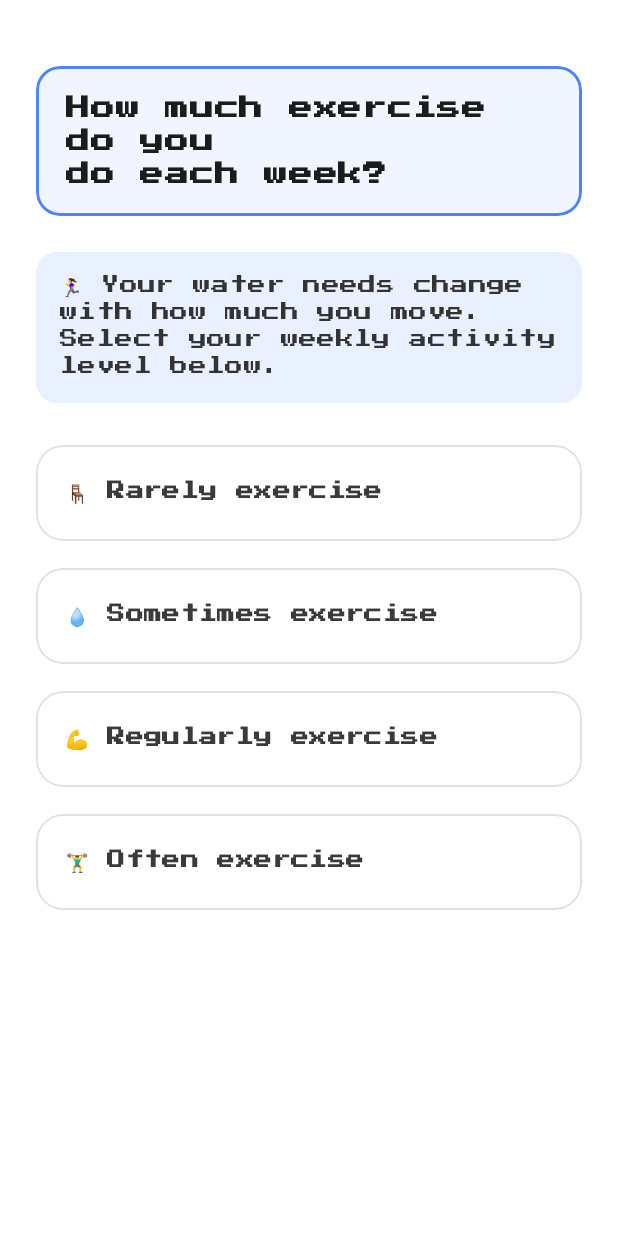
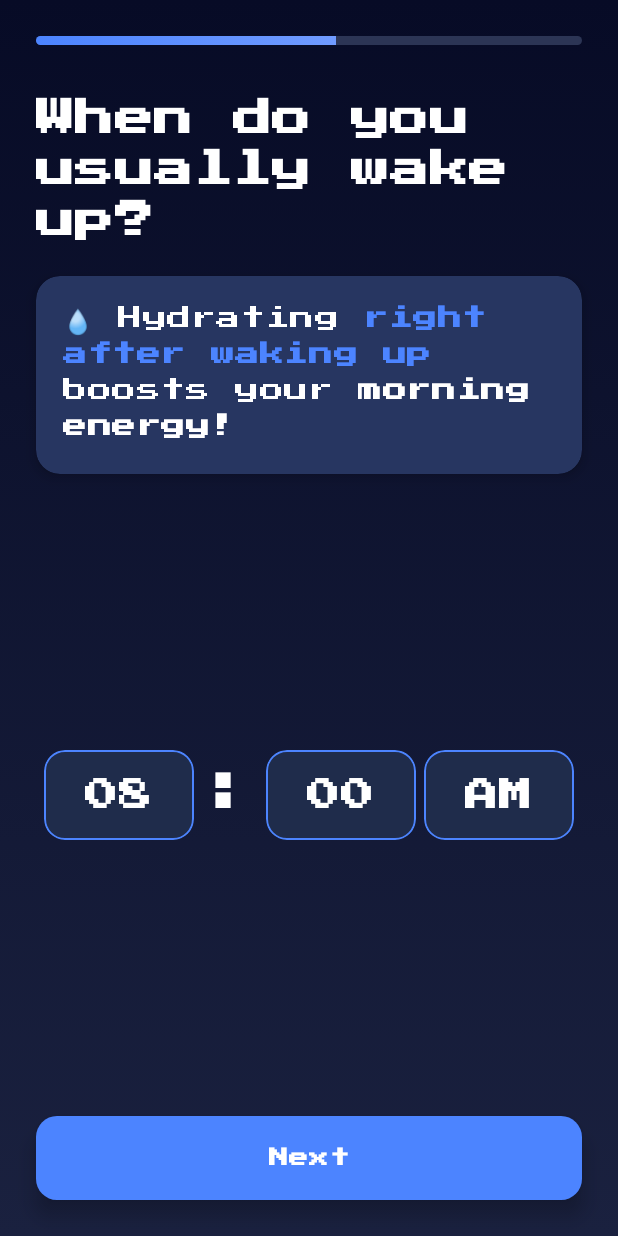
Before and after one commit to Om-Mithare/Water-Intake-Tracker-App, an Android app built with Jetpack Compose: the screen it shows after launch (MainActivity), on a phone screen of 412 x 824 dp. Run offline under Robolectric (Android 15) with nearby library versions, the phone set to English and light mode, and no system bars; our stand-ins replace Dagger/Hilt's generated code.

Commit message:
WakeupScreen

```diff
--- /dev/null
+++ b/app/src/main/java/Screens/Wakeup/WakeupScreen.kt
@@ -0,0 +1,219 @@
+package Screens.Wakeup
+
+import androidx.compose.animation.AnimatedVisibility
+import androidx.compose.animation.core.tween
+import androidx.compose.animation.fadeIn
+import androidx.compose.animation.slideInVertically
+import androidx.compose.foundation.background
+import androidx.compose.foundation.border
+import androidx.compose.foundation.clickable
+import androidx.compose.foundation.layout.*
+import androidx.compose.foundation.shape.RoundedCornerShape
+import androidx.compose.material3.*
+import androidx.compose.runtime.*
+import androidx.compose.ui.Alignment
+import androidx.compose.ui.Modifier
+import androidx.compose.ui.draw.clip
+import androidx.compose.ui.draw.shadow
+import androidx.compose.ui.graphics.Brush
+import androidx.compose.ui.graphics.Color
+import androidx.compose.ui.text.SpanStyle
+import androidx.compose.ui.text.buildAnnotatedString
+import androidx.compose.ui.text.font.FontWeight
+import androidx.compose.ui.text.style.TextAlign
+import androidx.compose.ui.text.withStyle
+import androidx.compose.ui.unit.dp
+import androidx.compose.ui.unit.sp
+
+@Composable
+fun WakeupTimeScreen(
+    onNextClick: () -> Unit = {}
+) {
+    var selectedHour by remember { mutableStateOf("08") }
+    var selectedMinute by remember { mutableStateOf("00") }
+    var selectedPeriod by remember { mutableStateOf("AM") }
+
+    val hours = (1..12).map { it.toString().padStart(2, '0') }
+    val minutes = listOf("00", "05", "10", "15", "20", "25", "30", "35", "40", "45", "50", "55")
+    val periods = listOf("AM", "PM")
+
+    Column(
+        modifier = Modifier
+            .fillMaxSize()
+            .background(
+                Brush.verticalGradient(
+                    listOf(Color(0xFF070B26), Color(0xFF1A213F))
+                )
+            )
+            .padding(horizontal = 24.dp, vertical = 24.dp)
+    ) {
+        // Progress bar
+        Box(
+            modifier = Modifier
+                .fillMaxWidth()
+                .height(6.dp)
+                .clip(RoundedCornerShape(50))
+                .background(Color(0xFF2C3555))
+        ) {
+            Box(
+                modifier = Modifier
+                    .fillMaxWidth(0.55f)
+                    .fillMaxHeight()
+                    .background(
+                        Brush.horizontalGradient(
+                            listOf(Color(0xFF4C84FF), Color(0xFF709BFF))
+                        )
+                    )
+            )
+        }
+
+        Spacer(modifier = Modifier.height(32.dp))
+
+        // Question
+        Text(
+            text = "When do you usually wake up?",
+            fontSize = 26.sp,
+            fontWeight = FontWeight.Bold,
+            color = Color.White,
+            lineHeight = 34.sp,
+            modifier = Modifier.fillMaxWidth(),
+            textAlign = TextAlign.Start
+        )
+
+        Spacer(modifier = Modifier.height(20.dp))
+
+        // Info Box
+        Box(
+            modifier = Modifier
+                .fillMaxWidth()
+                .shadow(5.dp, RoundedCornerShape(16.dp))
+                .background(Color(0xFF273661), shape = RoundedCornerShape(16.dp))
+                .padding(18.dp)
+        ) {
+            Text(
+                buildAnnotatedString {
+                    append("💧 Hydrating ")
+                    withStyle(SpanStyle(color = Color(0xFF4C84FF), fontWeight = FontWeight.Bold)) {
+                        append("right after waking up")
+                    }
+                    append(" boosts your ")
+                    withStyle(SpanStyle(fontWeight = FontWeight.SemiBold)) {
+                        append("morning energy!")
+                    }
+                },
+                fontSize = 16.sp,
+                color = Color.White,
+                lineHeight = 24.sp,
+                letterSpacing = 0.4.sp
+            )
+        }
+
+        Spacer(modifier = Modifier.weight(1f))
+
+        // Time selection row
+        Row(
+            modifier = Modifier
+                .fillMaxWidth()
+                .height(120.dp),
+            horizontalArrangement = Arrangement.SpaceEvenly,
+            verticalAlignment = Alignment.CenterVertically
+        ) {
+            TimeDropdown(value = selectedHour, options = hours) { selectedHour = it }
+            Text(":", fontSize = 36.sp, fontWeight = FontWeight.Bold, color = Color.White)
+            TimeDropdown(value = selectedMinute, options = minutes) { selectedMinute = it }
+            TimeDropdown(value = selectedPeriod, options = periods) { selectedPeriod = it }
+        }
+
+        Spacer(modifier = Modifier.weight(1f))
+
+        // Next Button
+        AnimatedVisibility(
+            visible = selectedHour.isNotBlank(),
+            enter = fadeIn(tween(500)) + slideInVertically(tween(500)) { it / 2 },
+            modifier = Modifier.fillMaxWidth()
+        ) {
+            Button(
+                onClick = onNextClick,
+                modifier = Modifier
+                    .fillMaxWidth()
+                    .height(56.dp),
+                shape = RoundedCornerShape(14.dp),
+                colors = ButtonDefaults.buttonColors(
+                    containerColor = Color(0xFF4C84FF),
+                    contentColor = Color.White
+                ),
+                elevation = ButtonDefaults.buttonElevation(8.dp)
+            ) {
+                Text(
+                    "Next",
+                    style = MaterialTheme.typography.titleMedium.copy(
+                        fontWeight = FontWeight.SemiBold,
+                        letterSpacing = 0.8.sp
+                    )
+                )
+            }
+        }
+    }
+}
+
+@Composable
+fun TimeDropdown(
+    value: String,
+    options: List<String>,
+    onValueSelected: (String) -> Unit
+) {
+    var expanded by remember { mutableStateOf(false) }
+
+    Column(horizontalAlignment = Alignment.CenterHorizontally) {
+        Box(
+            modifier = Modifier
+                .width(100.dp)
+                .height(60.dp)
+                .clip(RoundedCornerShape(14.dp))
+                .background(
+                    Brush.horizontalGradient(
+                        if (expanded) listOf(Color(0xFF4C84FF), Color(0xFF709BFF))
+                        else listOf(Color(0xFF1F2C4B), Color(0xFF1F2C4B))
+                    )
+                )
+                .border(
+                    width = if (expanded) 2.dp else 1.dp,
+                    color = if (expanded) Color.White else Color(0xFF4C84FF),
+                    shape = RoundedCornerShape(14.dp)
+                )
+                .clickable { expanded = true },
+            contentAlignment = Alignment.Center
+        ) {
+            Text(
+                text = value,
+                fontSize = 22.sp,
+                color = Color.White,
+                fontWeight = FontWeight.Bold,
+                letterSpacing = 0.5.sp
+            )
+        }
+
+        DropdownMenu(
+            expanded = expanded,
+            onDismissRequest = { expanded = false }
+        ) {
+            options.forEach { option ->
+                DropdownMenuItem(
+                    text = {
+                        Text(
+                            text = option,
+                            fontSize = 18.sp,
+                            fontWeight = if (option == value) FontWeight.Bold else FontWeight.Normal,
+                            color = if (option == value) Color(0xFF4C84FF) else Color.White,
+                            letterSpacing = 0.4.sp
+                        )
+                    },
+                    onClick = {
+                        onValueSelected(option)
+                        expanded = false
+                    }
+                )
+            }
+        }
+    }
+}
--- a/app/src/main/java/com/example/waterintaketracker/MainActivity.kt
+++ b/app/src/main/java/com/example/waterintaketracker/MainActivity.kt
@@ -7,7 +7,7 @@ import androidx.activity.enableEdgeToEdge
 import com.example.waterintaketracker.ui.theme.WaterIntakeTrackerTheme
 import com.waterintaketracker.screens.age.AgeScreen
 import dagger.hilt.android.AndroidEntryPoint
-import Screens.Exercise.ExerciseScreen
+import Screens.Wakeup.WakeupTimeScreen
 
 @AndroidEntryPoint
 class MainActivity : ComponentActivity() {
@@ -17,7 +17,7 @@ class MainActivity : ComponentActivity() {
         setContent {
             WaterIntakeTrackerTheme {
 
-                ExerciseScreen()
+                WakeupTimeScreen()
                 }
 
             }
```
